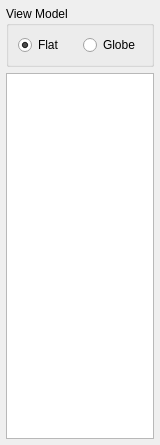
Old version of the form frontends/qgaia/SidebarWidget.ui in the repository AMDmi3/gaia-legacy.
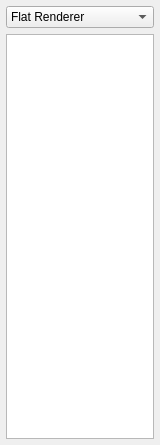
New version of the form.

Commit message: Get some space by using combobox instead of radiobuttons for renderer type

What changed in the file:
```diff
--- a/frontends/qgaia/SidebarWidget.ui
+++ b/frontends/qgaia/SidebarWidget.ui
@@ -35,44 +35,17 @@
     <number>6</number>
    </property>
    <item>
-    <widget class="QGroupBox" name="viewmodel_groupbox_" >
-     <property name="title" >
-      <string>View Model</string>
-     </property>
-     <layout class="QHBoxLayout" >
-      <property name="spacing" >
-       <number>6</number>
-      </property>
-      <property name="leftMargin" >
-       <number>9</number>
-      </property>
-      <property name="topMargin" >
-       <number>9</number>
-      </property>
-      <property name="rightMargin" >
-       <number>9</number>
-      </property>
-      <property name="bottomMargin" >
-       <number>9</number>
-      </property>
+    <widget class="QComboBox" name="renderer_combo_" >
       <item>
-       <widget class="QRadioButton" name="flat_earthview_radiobutton_" >
         <property name="text" >
-         <string>Flat</string>
-        </property>
-        <property name="checked" >
-         <bool>true</bool>
-        </property>
-       </widget>
+       <string>Flat Renderer</string>
+      </property>
       </item>
       <item>
-       <widget class="QRadioButton" name="globe_earthview_radiobutton_" >
         <property name="text" >
-         <string>Globe</string>
-        </property>
-       </widget>
-      </item>
-     </layout>
+       <string>Globe Renderer</string>
+      </property>
+     </item>
     </widget>
    </item>
    <item>
```
Lines whose indentation alone changed are shown as unchanged.
